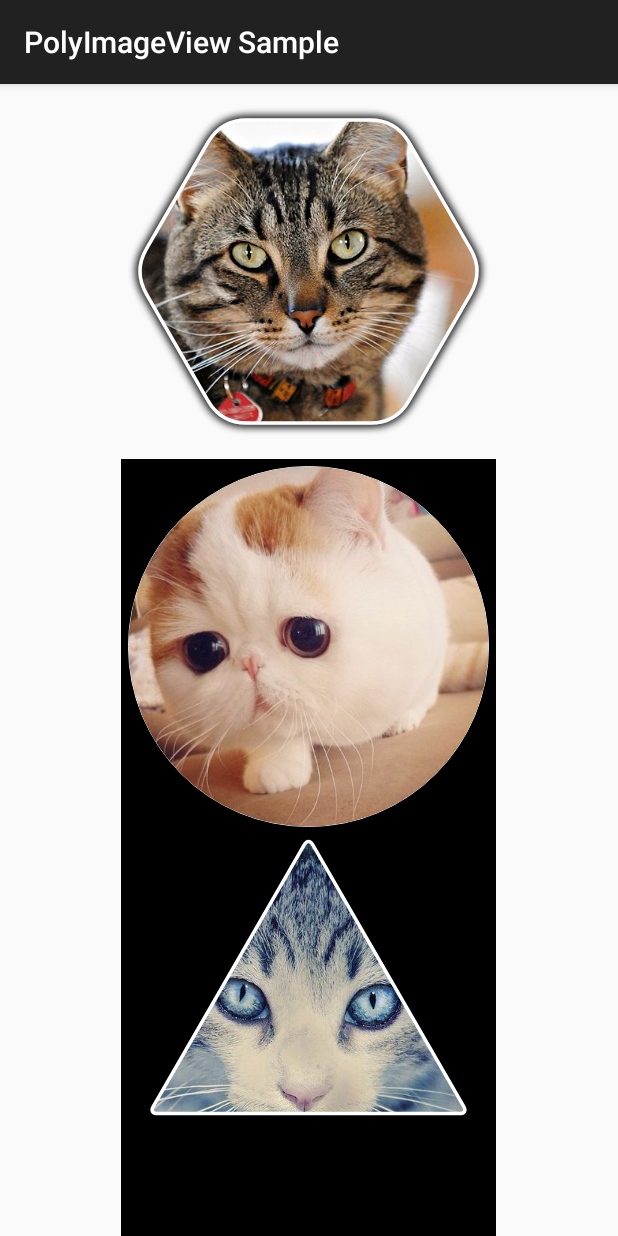
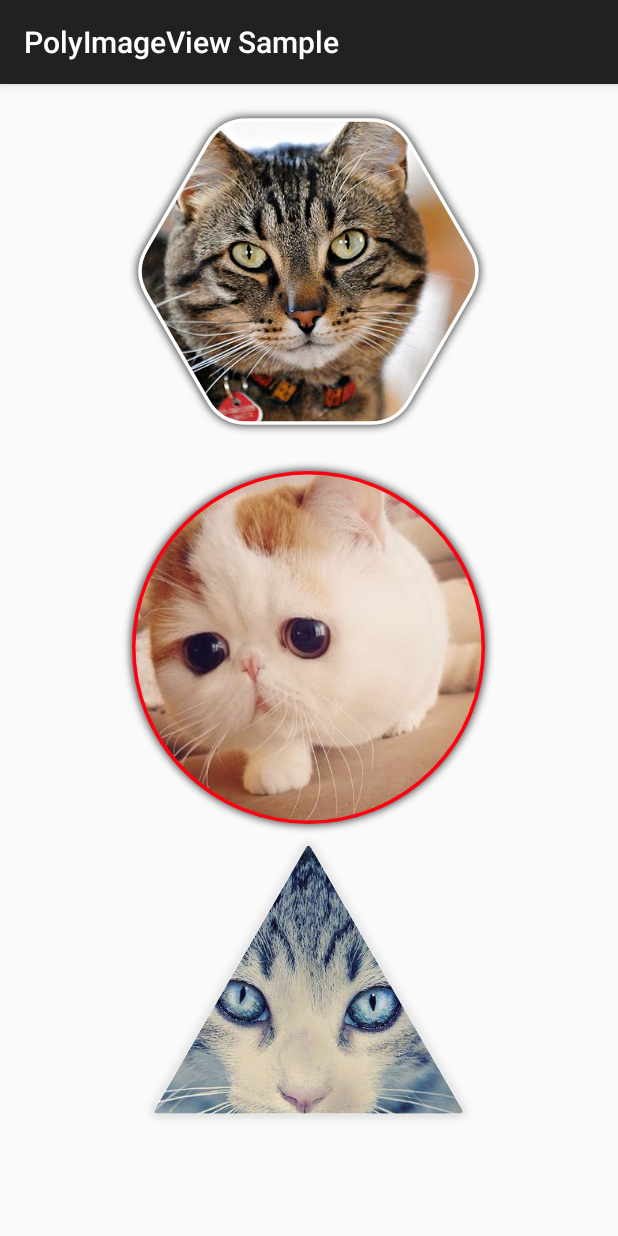
Before and after one commit to AlbertGrobas/PolygonImageView, an Android app: the screen it shows after launch (SampleActivity), on a phone screen of 412 x 824 dp. Run offline under Robolectric (Android 15) with nearby library versions, the phone set to English and light mode, and no system bars; pictures from the network do not load.

Commit message:
Bug #1 fixed

```diff
--- a/build.gradle
+++ b/build.gradle
@@ -5,7 +5,7 @@ buildscript {
         jcenter()
     }
     dependencies {
-        classpath 'com.android.tools.build:gradle:1.1.0'
+        classpath 'com.android.tools.build:gradle:1.2.2'
         // NOTE: Do not place your application dependencies here; they belong
         // in the individual module build.gradle files
     }
--- a/polygonimageview/src/main/java/net/grobas/view/PolygonImageView.java
+++ b/polygonimageview/src/main/java/net/grobas/view/PolygonImageView.java
@@ -34,6 +34,7 @@ import android.media.ThumbnailUtils;
 import android.net.Uri;
 import android.os.Build;
 import android.util.AttributeSet;
+import android.util.Log;
 import android.widget.ImageView;
 
 /**
@@ -92,7 +93,7 @@ public class PolygonImageView extends ImageView {
 
         try {
             rotationAngle = attributes.getFloat(R.styleable.PolygonImageView_poly_rotation_angle, 0f);
-            numVertices = attributes.getInteger(R.styleable.PolygonImageView_poly_vertices, 5);
+            numVertices = attributes.getInteger(R.styleable.PolygonImageView_poly_vertices, 6);
             cornerRadius = attributes.getFloat(R.styleable.PolygonImageView_poly_corner_radius, 0f);
             hasShadow = attributes.getBoolean(R.styleable.PolygonImageView_poly_shadow, false);
             isBordered = attributes.getBoolean(R.styleable.PolygonImageView_poly_border, false);
@@ -118,12 +119,11 @@ public class PolygonImageView extends ImageView {
         mBorderPaint.setStyle(Paint.Style.STROKE);
         mBorderPaint.setPathEffect(new CornerPathEffect(cornerRadius));
         mBorderPaint.setColor(borderColor);
-        if (isBordered)
-            mBorderPaint.setStrokeWidth(borderWidth);
+        mBorderPaint.setStrokeWidth(isBordered ? borderWidth : 0f);
 
         //Avoid known shadow problems
         if (Build.VERSION.SDK_INT > 13)
-            setLayerType(LAYER_TYPE_SOFTWARE, mBorderPaint);
+            setLayerType(LAYER_TYPE_SOFTWARE, null);
 
         if (hasShadow) {
             //Shadow on border even if isBordered is false. Better effect and performance that
@@ -138,10 +138,10 @@ public class PolygonImageView extends ImageView {
     /**
      * Gets incoming new canvas size and updates polygon form and image if needed.
      *
-     * @param w
-     * @param h
-     * @param oldW
-     * @param oldH
+     * @param w    new Width
+     * @param h    new Height
+     * @param oldW old Width
+     * @param oldH old Height
      */
     @Override
     protected void onSizeChanged(int w, int h, int oldW, int oldH) {
@@ -151,14 +151,51 @@ public class PolygonImageView extends ImageView {
         canvasHeight = h;
         updatePolygonSize();
 
-        if (Math.min(canvasWidth, canvasHeight) != Math.min(oldW, oldH))
+        if (Math.min(canvasWidth, canvasHeight) != Math.min(oldW, oldH)) {
             refreshImage();
+        }
+    }
+
+    /**
+     * Force Override to solve bug on Lollipop
+     *
+     * @param widthMeasureSpec  Width Spec Measure
+     * @param heightMeasureSpec Height Spec Measure
+     */
+    @Override
+    protected void onMeasure(int widthMeasureSpec, int heightMeasureSpec) {
+        int width = measureWidth(widthMeasureSpec);
+        int height = measureHeight(heightMeasureSpec);
+        setMeasuredDimension(width, height);
+    }
+
+    private int measureWidth(int measureSpecWidth) {
+        return measure(measureSpecWidth);
+    }
+
+    private int measureHeight(int measureSpecHeight) {
+        //Force do not square measure to solve bug
+        return (measure(measureSpecHeight) + 1);
+    }
+
+    private int measure(int measureSpec) {
+        int result;
+        int specMode = MeasureSpec.getMode(measureSpec);
+        int specSize = MeasureSpec.getSize(measureSpec);
+
+        if (specMode == MeasureSpec.EXACTLY || specMode == MeasureSpec.AT_MOST) {
+            result = specSize;
+        } else {
+            result = Math.min(canvasWidth, canvasHeight);
+        }
+
+        return result;
     }
 
     /**
      * Draw the polygon form.
      *
-     * @param canvas
+     * @param canvas main canvas
      */
     @Override
     protected void onDraw(Canvas canvas) {
@@ -192,10 +229,10 @@ public class PolygonImageView extends ImageView {
     /**
      * Take cares about padding changes.
      *
-     * @param start
-     * @param top
-     * @param end
-     * @param bottom
+     * @param start  start
+     * @param top    top
+     * @param end    end
+     * @param bottom bottom
      */
     @TargetApi(17)
     @Override
@@ -208,10 +245,10 @@ public class PolygonImageView extends ImageView {
     /**
      * Take cares about padding changes.
      *
-     * @param left
-     * @param top
-     * @param right
-     * @param bottom
+     * @param left   left
+     * @param top    top
+     * @param right  right
+     * @param bottom bottom
      */
     @Override
     public void setPadding(int left, int top, int right, int bottom) {
@@ -342,8 +379,8 @@ public class PolygonImageView extends ImageView {
      */
     private void updatePolygonSize(int l, int t, int r, int b) {
         int borderPadding = isBordered ? borderWidth : 0;
-        float xPadding = (float) (l + r + borderPadding * 2 + shadowRadius * 2 + Math.abs(shadowXOffset));
-        float yPadding = (float) (t + b + borderPadding * 2 + shadowRadius * 2 + Math.abs(shadowYOffset));
+        float xPadding = (l + r + borderPadding * 2 + shadowRadius * 2 + Math.abs(shadowXOffset));
+        float yPadding = (t + b + borderPadding * 2 + shadowRadius * 2 + Math.abs(shadowYOffset));
         float diameter = Math.min((float) canvasWidth - xPadding, (float) canvasHeight - yPadding);
         //if the size is changed we need to rebuild the polygon
         if (diameter != mDiameter) {
@@ -375,7 +412,7 @@ public class PolygonImageView extends ImageView {
     /**
      * Returns the vertex number.
      *
-     * @return
+     * @return vertex number
      */
     public int getVertices() {
         return numVertices;
@@ -384,7 +421,7 @@ public class PolygonImageView extends ImageView {
     /**
      * Sets the new vertex number and updates polygon form.
      *
-     * @param numVertices
+     * @param numVertices new number of vertices
      */
     public void setVertices(int numVertices) {
         this.numVertices = numVertices;
@@ -395,7 +432,7 @@ public class PolygonImageView extends ImageView {
     /**
      * Indicates if it's bordered.
      *
-     * @return
+     * @return is bordered?
      */
     public boolean isBordered() {
         return isBordered;
@@ -404,7 +441,7 @@ public class PolygonImageView extends ImageView {
     /**
      * Enables or disables the border option.
      *
-     * @param bordered
+     * @param bordered if it's bordered
      */
     public void setBorder(boolean bordered) {
         isBordered = bordered;
@@ -435,7 +472,7 @@ public class PolygonImageView extends ImageView {
     /**
      * Sets new radius for corners and updates view.
      *
-     * @param cornerRadius
+     * @param cornerRadius new corner radius
      */
     public void setCornerRadius(float cornerRadius) {
         this.cornerRadius = cornerRadius;
@@ -509,7 +546,7 @@ public class PolygonImageView extends ImageView {
     /**
      * Transforms a drawable into a bitmap.
      *
-     * @param drawable
+     * @param drawable incoming drawable
      * @return new bitmap
      */
     private static Bitmap drawableToBitmap(Drawable drawable) {
@@ -529,6 +566,7 @@ public class PolygonImageView extends ImageView {
         try {
             bitmap = Bitmap.createBitmap(width, height, Bitmap.Config.ARGB_8888);
         } catch (OutOfMemoryError e) {
+            Log.e("PolygonImageView", "OutOfMemory during bitmap creation");
             return null;
         }
 
--- a/sample/src/main/java/net/grobas/polygonimageview/sample/SampleActivity.java
+++ b/sample/src/main/java/net/grobas/polygonimageview/sample/SampleActivity.java
@@ -24,9 +24,9 @@ public class SampleActivity extends ActionBarActivity {
 
         view.addShadow(7.5f, 0f, 7.5f, Color.RED);
         view.setBorder(true);
-        view.setBorderWidth(5);
+        view.setBorderWidth(15);
         view.setCornerRadius(5);
-        view.setBorderColorResource(android.R.color.white);
+        view.setBorderColor(Color.RED);
         view.setVertices(6);
 
         layout.addView(view, kitty.getLayoutParams());
--- a/sample/src/main/res/layout/activity_sample.xml
+++ b/sample/src/main/res/layout/activity_sample.xml
@@ -28,8 +28,8 @@
             android:layout_height="250dp"
             android:src="@drawable/cat03"
             app:poly_shadow="true"
-            app:poly_border="false"
-            app:poly_border_color="@android:color/white"
+            app:poly_border="true"
+            app:poly_border_color="#f01"
             app:poly_vertices="0"
             app:poly_border_width="5dp"
             app:poly_corner_radius="5"
@@ -39,8 +39,8 @@
             android:layout_width="250dp"
             android:layout_height="250dp"
             android:src="@drawable/cat01"
-            app:poly_shadow="false"
-            app:poly_border="true"
+            app:poly_shadow="true"
+            app:poly_border="false"
             app:poly_border_color="@android:color/white"
             app:poly_vertices="3"
             app:poly_border_width="5dp"
@@ -50,26 +50,7 @@
         <net.grobas.view.PolygonImageView
             android:layout_width="250dp"
             android:layout_height="250dp"
-            android:src="@drawable/cat04"
-            app:poly_shadow="false"
-            app:poly_border="false"
-            app:poly_border_color="@android:color/white"
-            app:poly_vertices="4"
-            app:poly_border_width="5dp"
-            app:poly_corner_radius="5"
-            app:poly_rotation_angle="50" />
-
-        <net.grobas.view.PolygonImageView
-            android:layout_width="250dp"
-            android:layout_height="250dp"
-            android:src="@drawable/cat05"
-            app:poly_shadow="true"
-            app:poly_border="true"
-            app:poly_border_color="@android:color/white"
-            app:poly_vertices="8"
-            app:poly_border_width="5dp"
-            app:poly_corner_radius="5"
-            app:poly_rotation_angle="0" />
+            android:src="@drawable/cat04"/>
 
         <net.grobas.view.PolygonImageView
             android:layout_width="250dp"
@@ -80,6 +61,18 @@
             app:poly_border_color="#33b5e5"
             app:poly_vertices="8"
             app:poly_border_width="5dp"
+            app:poly_corner_radius="5"
+            app:poly_rotation_angle="0" />
+
+        <net.grobas.view.PolygonImageView
+            android:layout_width="250dp"
+            android:layout_height="250dp"
+            android:src="@drawable/cat05"
+            app:poly_shadow="true"
+            app:poly_border="true"
+            app:poly_border_color="#33b5e5"
+            app:poly_vertices="8"
+            app:poly_border_width="5dp"
             app:poly_corner_radius="15"
             app:poly_rotation_angle="0" />
 
```
Also changed, not shown: gradle.properties (+8 -0 lines), polygonimageview/build.gradle (+6 -6 lines), sample/build.gradle (+7 -7 lines).
